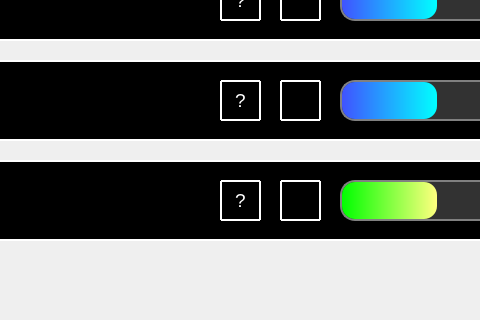
Qt form main_window.ui (leriia-meow/geometry) before a commit; both pictures show x 350 to 830 and y 320 to 640 of the 1154 by 640 pixel window.
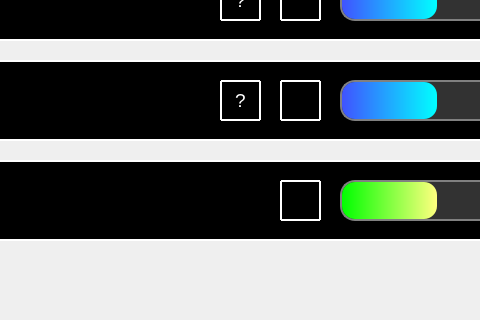
The same form after that commit. Icons and pictures are not drawn.

Commit message: формочка главного окна

Patch:
```diff
--- a/main_window.ui
+++ b/main_window.ui
@@ -348,40 +348,6 @@
      <property name="title">
       <string/>
      </property>
-     <widget class="QPushButton" name="buttk">
-      <property name="geometry">
-       <rect>
-        <x>540</x>
-        <y>20</y>
-        <width>41</width>
-        <height>41</height>
-       </rect>
-      </property>
-      <property name="font">
-       <font>
-        <pointsize>14</pointsize>
-        <underline>false</underline>
-        <strikeout>false</strikeout>
-       </font>
-      </property>
-      <property name="styleSheet">
-       <string notr="true">QPushButton {
-  display: inline-block;
-  color: white;
-  text-decoration: none;
-  user-select: none;
-  outline: none;
-  border: 2px solid white;
-  border-radius: 1px;
-  transition: 0.2s;
-} 
-QPushButton:hover { background: rgba(255,255,255,.2); }
-QPushButton:pressed { background: white; }</string>
-      </property>
-      <property name="text">
-       <string>?</string>
-      </property>
-     </widget>
      <widget class="QProgressBar" name="progress">
       <property name="geometry">
        <rect>
```
The commit also changes 1 other file.
